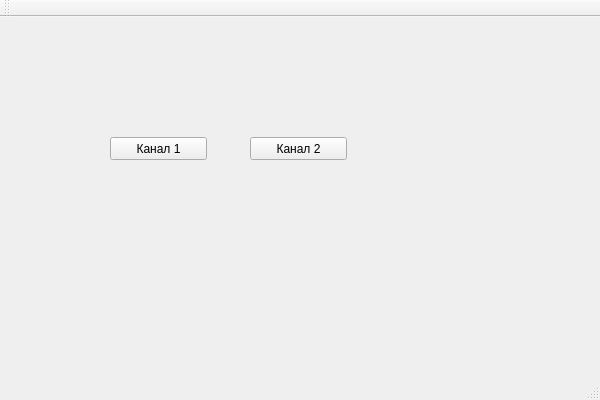
Qt form ui/mainwindow.ui (bezgins/stbtest) before a commit.
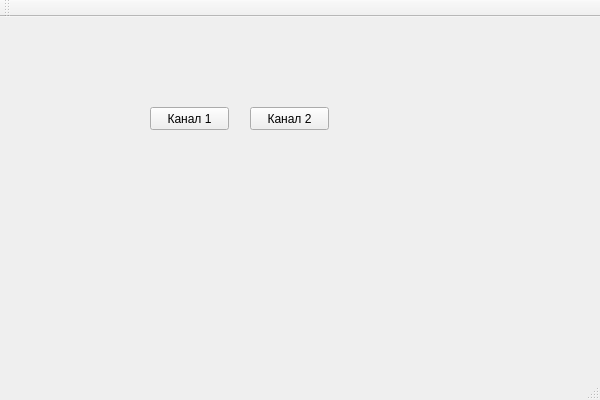
The same form after that commit.

```diff
--- a/ui/mainwindow.ui
+++ b/ui/mainwindow.ui
@@ -17,9 +17,9 @@
    <widget class="QPushButton" name="channel1Button">
     <property name="geometry">
      <rect>
-      <x>110</x>
-      <y>120</y>
-      <width>97</width>
+      <x>150</x>
+      <y>90</y>
+      <width>79</width>
       <height>23</height>
      </rect>
     </property>
@@ -31,8 +31,8 @@
     <property name="geometry">
      <rect>
       <x>250</x>
-      <y>120</y>
-      <width>97</width>
+      <y>90</y>
+      <width>79</width>
       <height>23</height>
      </rect>
     </property>
```
